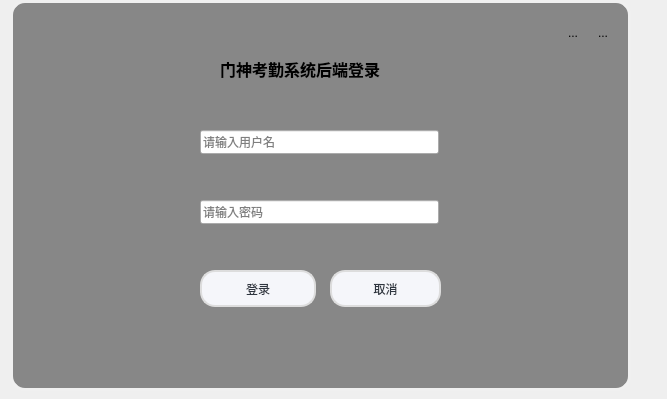
Qt form CDSignInSystem/login.ui (ClearDewy/CDSignInSystem) before a commit.
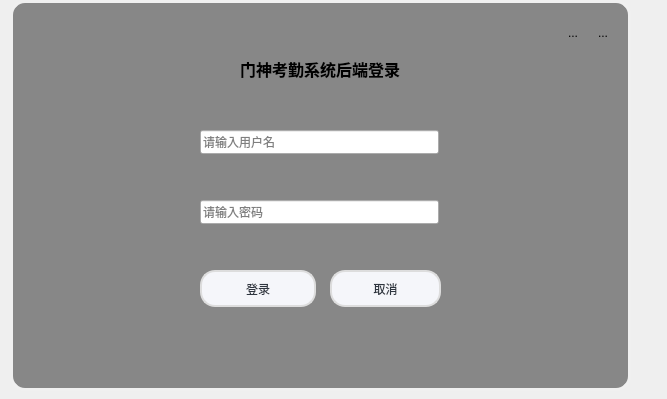
The same form after that commit.

Diff of the .ui file:
```diff
--- a/CDSignInSystem/login.ui
+++ b/CDSignInSystem/login.ui
@@ -113,7 +113,7 @@
    <widget class="QLabel" name="logInMessage">
     <property name="geometry">
      <rect>
-      <x>210</x>
+      <x>230</x>
       <y>40</y>
       <width>200</width>
       <height>59</height>
```
